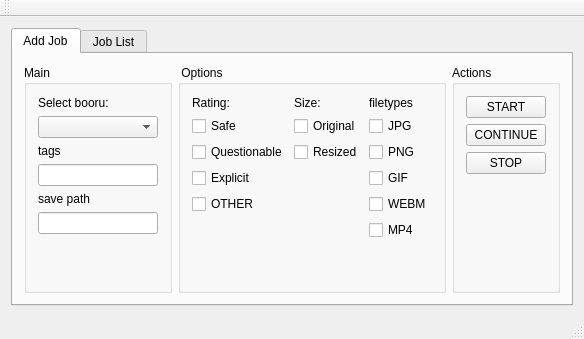
First picture: the form in src/mainwindow.ui, repository sora7/kiririn, before the edit.
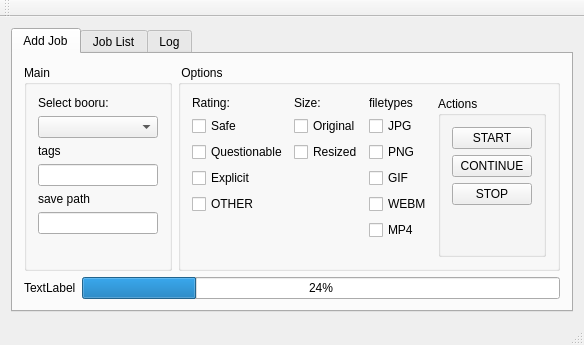
Second picture: the form after the edit.

```diff
--- a/src/mainwindow.ui
+++ b/src/mainwindow.ui
@@ -6,8 +6,8 @@
    <rect>
     <x>0</x>
     <y>0</y>
-    <width>526</width>
-    <height>339</height>
+    <width>544</width>
+    <height>345</height>
    </rect>
   </property>
   <property name="windowTitle">
@@ -24,6 +24,8 @@
        <attribute name="title">
         <string>Add Job</string>
        </attribute>
+       <layout class="QVBoxLayout" name="verticalLayout_7">
+        <item>
        <layout class="QHBoxLayout" name="horizontalLayout_2">
         <item>
          <widget class="QGroupBox" name="groupBox_2">
@@ -239,9 +241,6 @@
              </item>
             </layout>
            </item>
-          </layout>
-         </widget>
-        </item>
         <item>
          <widget class="QGroupBox" name="groupBox_3">
           <property name="title">
@@ -287,6 +286,29 @@
         </item>
        </layout>
       </widget>
+          </item>
+         </layout>
+        </item>
+        <item>
+         <layout class="QHBoxLayout" name="horizontalLayout_4">
+          <item>
+           <widget class="QLabel" name="label_STAGE">
+            <property name="text">
+             <string>TextLabel</string>
+            </property>
+           </widget>
+          </item>
+          <item>
+           <widget class="QProgressBar" name="progressBar">
+            <property name="value">
+             <number>24</number>
+            </property>
+           </widget>
+          </item>
+         </layout>
+        </item>
+       </layout>
+      </widget>
       <widget class="QWidget" name="tab_2">
        <attribute name="title">
         <string>Job List</string>
@@ -297,6 +319,16 @@
         </item>
        </layout>
       </widget>
+      <widget class="QWidget" name="tab_3">
+       <attribute name="title">
+        <string>Log</string>
+       </attribute>
+       <layout class="QVBoxLayout" name="verticalLayout_8">
+        <item>
+         <widget class="QPlainTextEdit" name="plainTextEdit"/>
+        </item>
+       </layout>
+      </widget>
      </widget>
     </item>
    </layout>
@@ -306,7 +338,7 @@
     <rect>
      <x>0</x>
      <y>0</y>
-     <width>526</width>
+     <width>544</width>
      <height>21</height>
     </rect>
    </property>
```
Lines whose indentation alone changed are shown as unchanged.
